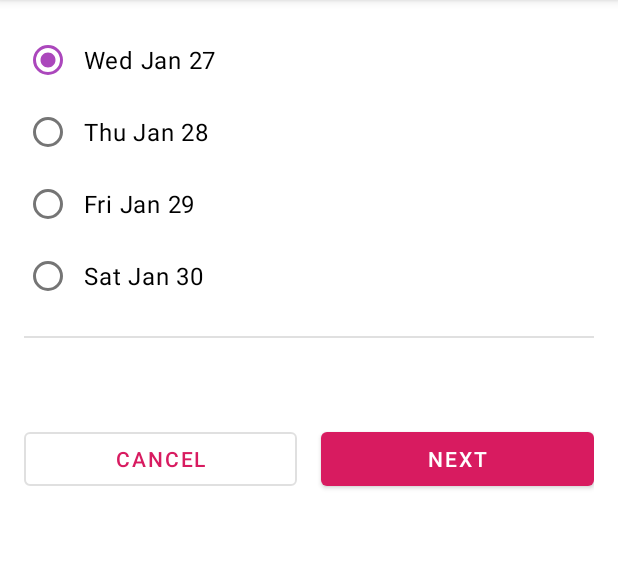
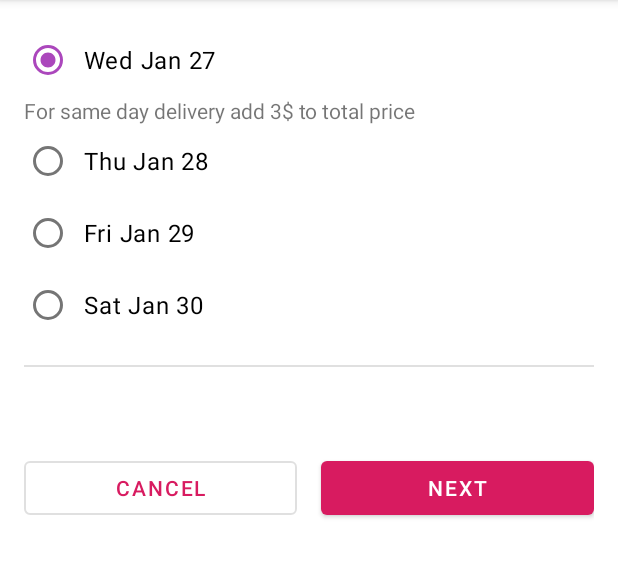
Before and after one commit to sulaiman666/Learning, an Android app: the fragment PickupFragment shown on its own in the app's theme, after a tap on an icon or button, on a phone screen of 412 x 824 dp, the part 84-662 px from its top. Run offline under Robolectric (Android 15) with nearby library versions, the phone set to English and light mode, and no system bars; our stand-ins replace data binding; 2 statements that could not run were skipped.

Commit message:
First CupCake Challange Finished
* Offer a special flavor that has some special conditions around it, such as not being available for same day pickup.
1. Tambahkan rasa spesial
+ String sudah ditambahkan (Done)
+ Tambahkan button untuk rasa spesial (Done)
+Tambahkan keterangan tambahan harga pada rasa spesial (Done)
2. Tambahkan harga tambahan untuk rasa tersebut
+ Harga rasa spesial ditambahkan pada view model (Done)
+ Tambahkan harga pada saat pengambilan rasa (Done)
3. hilangkan opsi hari yg sama untuk rasa tersebut
+ Menambahkan if case di flavor fragment untuk memburamkan hari yg sama (Done)
4. menambahkan hint kalau hari sama tidak tersedia pada special flavor
+ Menambahkan text view pada hari yg sama (Done)
+ Visibility text diubah sesuai kesamaan Rasa (Done)
5. Harga disesuai kan berdasarkan fragment yg muncul
+ Menambahkan keterangan harga tambahan untuk hari yg sama
+ Mengubah agar transisi tiap fragment mempengaruhi harga baik maju maupun mundur fragment (Done)

```diff
--- a/android-basics-kotlin-cupcake-app-starter/app/src/main/java/com/example/cupcake/PickupFragment.kt
+++ b/android-basics-kotlin-cupcake-app-starter/app/src/main/java/com/example/cupcake/PickupFragment.kt
@@ -19,6 +19,8 @@ import android.os.Bundle
 import android.view.LayoutInflater
 import android.view.View
 import android.view.ViewGroup
+import android.widget.RadioButton
+import android.widget.TextView
 import androidx.fragment.app.Fragment
 import androidx.fragment.app.activityViewModels
 import androidx.navigation.fragment.findNavController
@@ -53,6 +55,9 @@ class PickupFragment : Fragment() {
             viewModel = sharedViewModel
             pickupFragment = this@PickupFragment
         }
+
+        changeVisibility()
+
     }
 
     /**
@@ -75,4 +80,11 @@ class PickupFragment : Fragment() {
         sharedViewModel.resetOrder()
         findNavController().navigate(R.id.action_pickupFragment_to_startFragment)
     }
+
+    private fun changeVisibility() {
+        binding?.root?.findViewById<RadioButton>(R.id.option0)?.isEnabled = !sharedViewModel.isItSpecialFlavor()
+        binding?.root?.findViewById<TextView>(R.id.special_flavor_hint)?.visibility =
+            if (sharedViewModel.isItSpecialFlavor()) View.VISIBLE
+            else View.GONE
+    }
 }
--- a/android-basics-kotlin-cupcake-app-starter/app/src/main/java/com/example/cupcake/model/OrderViewModel.kt
+++ b/android-basics-kotlin-cupcake-app-starter/app/src/main/java/com/example/cupcake/model/OrderViewModel.kt
@@ -10,7 +10,7 @@ import java.util.*
 
 private const val PRICE_PER_CUPCAKE: Double = 2.00
 private const val PRICE_FOR_SAME_DAY_PICKUP: Double = 3.0
-private const val PRICE_FOR_SPECIAL_FLAVOR: Double = 2.50
+private const val PRICE_FOR_SPECIAL_FLAVOR: Double = 0.75
 
 class OrderViewModel : ViewModel() {
 
@@ -43,7 +43,9 @@ class OrderViewModel : ViewModel() {
 
     fun setFlavor(desiredFlavour: String) {
         _flavor.value = desiredFlavour
-        if (_flavor.value == _specialFlavor) updatePrice()
+        _date.value = dateOption[1]
+        isItSpecialFlavor()
+        updatePrice()
     }
 
     fun setDate(pickupDate: String) {
@@ -69,17 +71,27 @@ class OrderViewModel : ViewModel() {
     fun resetOrder() {
         _quantity.value = 0
         _flavor.value = ""
-        _date.value = dateOption[0]
+        _date.value = dateOption[1]
         _price.value = 0.0
     }
 
-    private fun updatePrice() {
-        var calculatedPrice = (_quantity.value ?: 0) * PRICE_PER_CUPCAKE
-        if (_flavor.value == _specialFlavor) calculatedPrice += PRICE_FOR_SPECIAL_FLAVOR
+    fun updatePrice() {
+        var calculatedPrice =
+            if (_flavor.value == _specialFlavor) (_quantity.value ?: 0) * (PRICE_PER_CUPCAKE + PRICE_FOR_SPECIAL_FLAVOR)
+            else (_quantity.value ?: 0) * PRICE_PER_CUPCAKE
         if (dateOption[0] == _date.value) {
             calculatedPrice += PRICE_FOR_SAME_DAY_PICKUP
         }
         _price.value = calculatedPrice
     }
 
+    fun isItSpecialFlavor(): Boolean = _flavor.value == _specialFlavor
+
+    fun specialFlavorDate() {
+        _date.value =
+            if (isItSpecialFlavor()) dateOption[1]
+            else dateOption[0]
+        updatePrice()
+    }
+
 }
--- a/android-basics-kotlin-cupcake-app-starter/app/src/main/res/layout/fragment_flavor.xml
+++ b/android-basics-kotlin-cupcake-app-starter/app/src/main/res/layout/fragment_flavor.xml
@@ -93,6 +93,10 @@
                     android:checked="@{viewModel.flavor.equals(@string/special_flavor)}"
                     android:onClick="@{() -> viewModel.setFlavor(@string/special_flavor)}"
                     android:text="@string/special_flavor" />
+                <TextView
+                    android:layout_width="wrap_content"
+                    android:layout_height="wrap_content"
+                    android:text="@string/special_flavor_price"/>
             </RadioGroup>
 
             <View
--- a/android-basics-kotlin-cupcake-app-starter/app/src/main/res/layout/fragment_pickup.xml
+++ b/android-basics-kotlin-cupcake-app-starter/app/src/main/res/layout/fragment_pickup.xml
@@ -54,7 +54,20 @@
                     android:checked="@{viewModel.date.equals(viewModel.dateOption[0])}"
                     android:onClick="@{() -> viewModel.setDate(viewModel.dateOption[0])}"
                     android:text="@{viewModel.dateOption[0]}"
-                    tools:text="Thursday" />
+                    tools:text="Thursday"
+                    android:enabled="true"/>
+
+                <TextView
+                    android:layout_width="wrap_content"
+                    android:layout_height="wrap_content"
+                    android:text="@string/same_day_price"/>
+
+                <TextView
+                    android:id="@+id/special_flavor_hint"
+                    android:layout_width="wrap_content"
+                    android:layout_height="wrap_content"
+                    android:text="@string/special_flavor_hint"
+                    android:visibility="gone"/>
 
                 <RadioButton
                     android:id="@+id/option1"
--- a/android-basics-kotlin-cupcake-app-starter/app/src/main/res/values/strings.xml
+++ b/android-basics-kotlin-cupcake-app-starter/app/src/main/res/values/strings.xml
@@ -26,6 +26,9 @@
     <string name="salted_caramel">Salted Caramel</string>
     <string name="coffee">Coffee</string>
     <string name="special_flavor">Special Flavor</string>
+    <string name="special_flavor_hint">Same day not available for special flavor</string>
+    <string name="special_flavor_price">Special flavor add 0.75$ for each cupcake</string>
+    <string name="same_day_price">For same day delivery add 3$ to total price</string>
     <string name="cancel">Cancel</string>
     <string name="next">Next</string>
     <string name="choose_pickup_date">Choose Pickup Date</string>
```
Also changed, not shown: android-basics-kotlin-cupcake-app-starter/app/src/main/java/com/example/cupcake/FlavorFragment.kt (+9 -0 lines).
